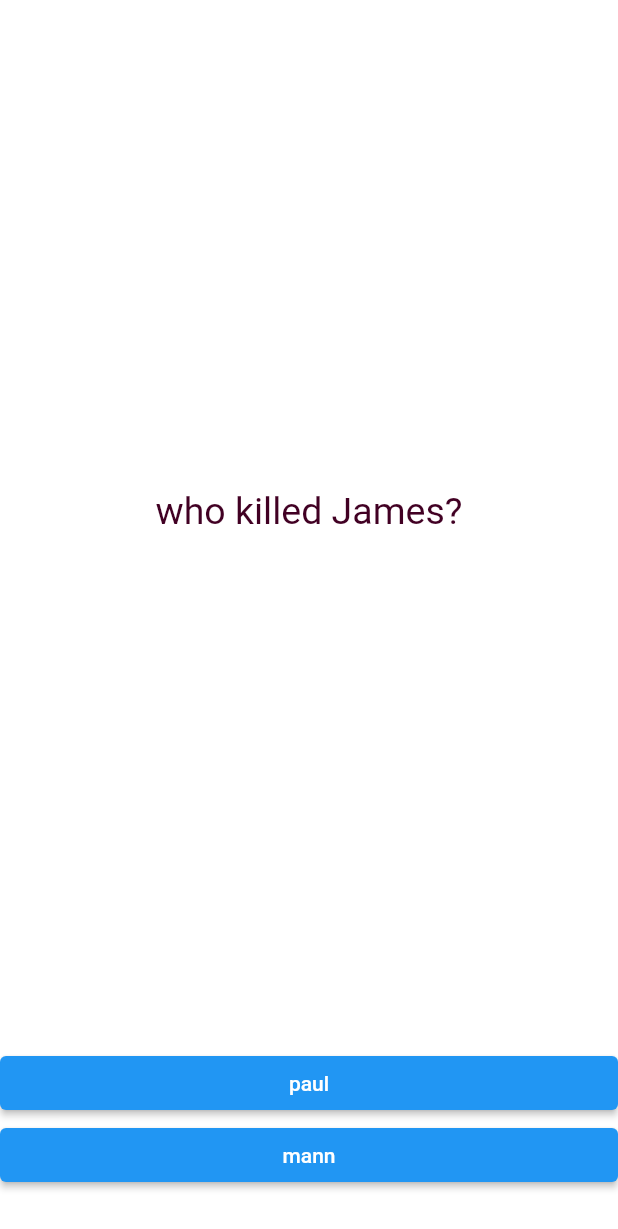
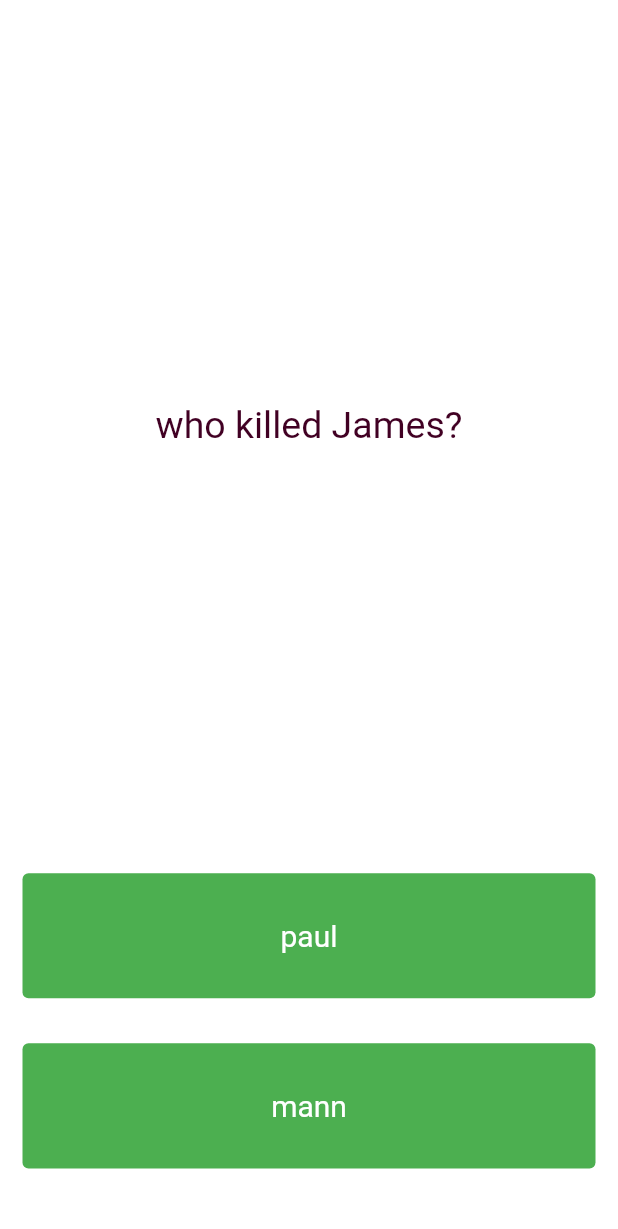
Before and after one commit to fidelmak/dartinterview, a Flutter app: the display screen opened by its route, on a phone screen of 412 x 824 dp. Shown: the top 1229 px of the screen. Run offline on Flutter 3.47's test engine with Material 2 defaults, Android fonts, the phone set to English and light mode, and no system bars; our stand-ins replace carousel_slider, flutter_svg.

Commit message:
Changes to be committed: 	modified:   lib/screens/display.dart

```diff
--- a/lib/screens/display.dart
+++ b/lib/screens/display.dart
@@ -78,14 +78,23 @@ class _displayState extends State<display> {
             //     ),
             //   ),
             // ),
-            SizedBox(height: 16.0),
+
             // Display the answer options
             ...tquestion
                 .getChoicer()
-                .map((choice) => ElevatedButton(
-                      child: Text(choice),
-                      onPressed: () => CheckAnswer(choice),
-                    ))
+                .map((choice) => Expanded(
+                        child: Padding(
+                      padding: const EdgeInsets.all(15.0),
+                      child: TextButton(
+                        onPressed: () => CheckAnswer(choice),
+                        style: TextButton.styleFrom(
+                            foregroundColor: Colors.white,
+                            padding: const EdgeInsets.all(16.0),
+                            textStyle: const TextStyle(fontSize: 20),
+                            backgroundColor: Colors.green),
+                        child: Text(choice),
+                      ),
+                    )))
                 .toList(),
 
             SizedBox(
```
